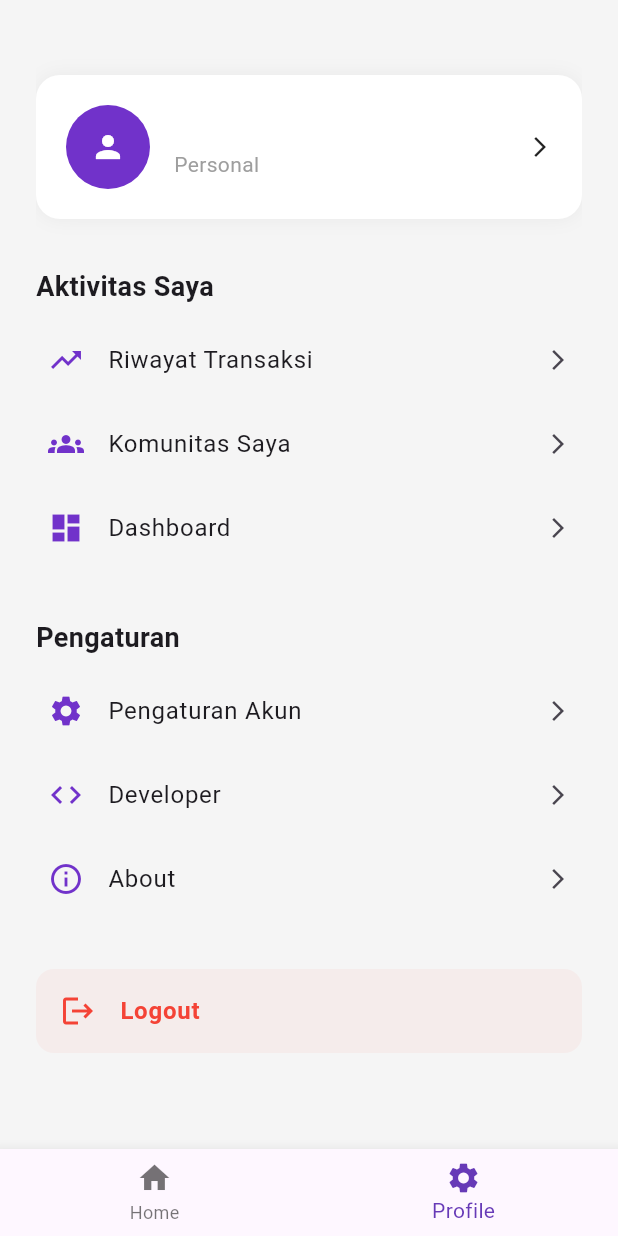
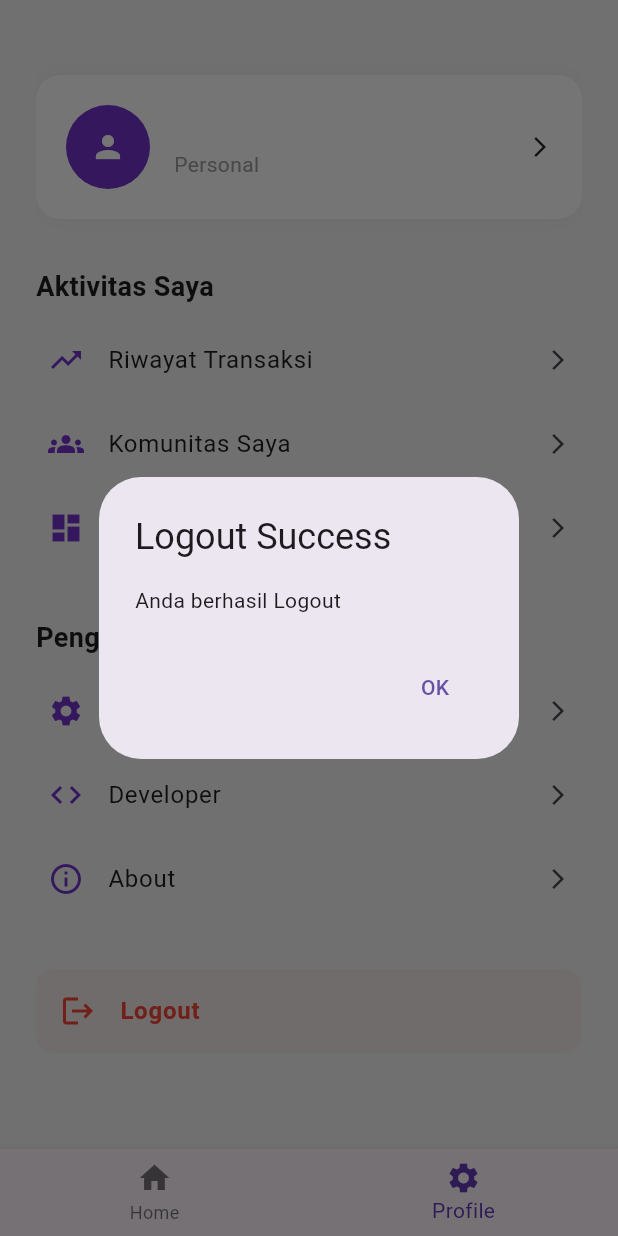
Before and after one commit to Frientia/project_mobile_UAS, a Flutter app: the MyMenu screen opened by its route, scrolled down 53 dp, after a tap on "Logout", on a phone screen of 412 x 824 dp. Run offline on Flutter 3.47's test engine with Material 3 defaults, Android fonts, the phone set to English and light mode, and no system bars; our stand-ins replace country_picker, firebase_auth, firebase_core, flutter_dotenv, google_sign_in, lottie and 2 more; accounts and stored records are empty.

Commit message:
membuat logout

```diff
--- a/lib/pages/menu_page.dart
+++ b/lib/pages/menu_page.dart
@@ -1,4 +1,7 @@
+import 'package:firebase_auth/firebase_auth.dart';
 import 'package:flutter/material.dart';
+import 'package:google_sign_in/google_sign_in.dart';
+import 'package:mobile_uas/pages/login_page.dart';
 import 'package:shared_preferences/shared_preferences.dart';
 import 'package:mobile_uas/widgets/main_bottom_nav.dart';
 
@@ -29,6 +32,50 @@ class _MyMenuState extends State<MyMenu> {
       _name = prefs.getString('name') ?? "User";
     });
   }
+
+  Future<void> _logout(BuildContext context) async {
+    try {
+      await FirebaseAuth.instance.signOut();
+
+      final googleSignIn = GoogleSignIn();
+      await googleSignIn.signOut();
+
+      final prefs = await SharedPreferences.getInstance();
+      await prefs.clear();
+
+      if (!context.mounted) return;
+
+      showDialog(
+        context: context,
+        builder: (_) => AlertDialog(
+          title: const Text('Logout Success'),
+          content: Text('Anda berhasil Logout'),
+          actions: [
+            TextButton(
+              onPressed: () {
+                Navigator.pushAndRemoveUntil(
+                  context,
+                  MaterialPageRoute(builder: (_) => const LoginPage()),
+                  (route) => false,
+                );
+              },
+              child: const Text('OK'),
+            ),
+          ],
+        ),
+      );
+    } catch (e) {
+      if (!context.mounted) return;
+
+      ScaffoldMessenger.of(context).showSnackBar(
+        SnackBar(
+          content: Text('Logout gagal: $e'),
+          backgroundColor: Colors.red,
+        ),
+      );
+    }
+  }
+
 
   @override
   Widget build(BuildContext context) {
@@ -156,7 +203,7 @@ class _MyMenuState extends State<MyMenu> {
       ),
       tileColor: Colors.red.withOpacity(0.05),
       shape: RoundedRectangleBorder(borderRadius: BorderRadius.circular(12)),
-      onTap: () {},
+      onTap: () => _logout(context),
     );
   }
 
```
